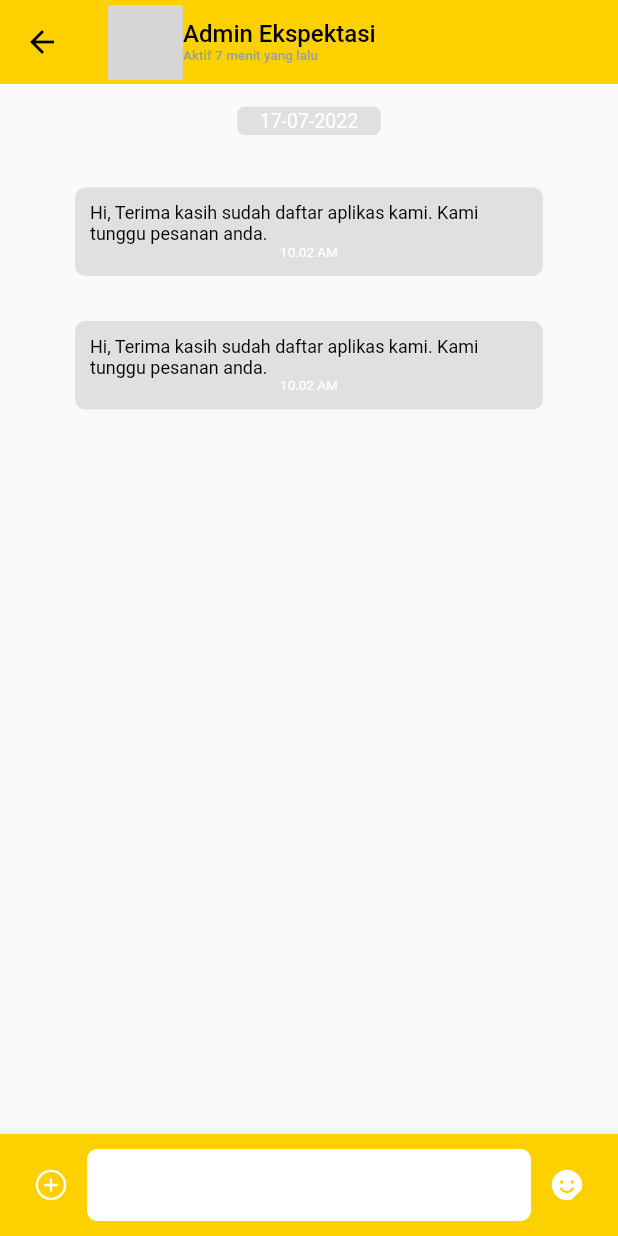
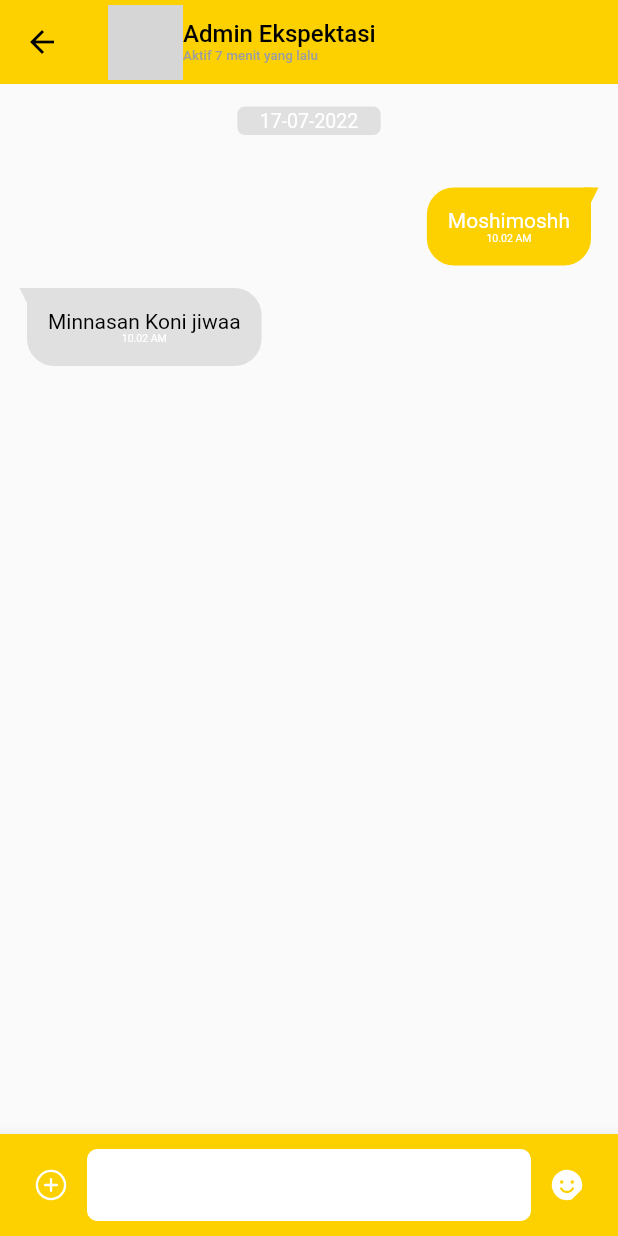
Before and after one commit to wanrabbae/Expektasi, a Flutter app: the ChattingView screen opened directly, on a phone screen of 412 x 824 dp. Run offline on Flutter 3.47's test engine with Material 2 defaults, Android fonts, the phone set to English and light mode, and no system bars; our stand-ins replace custom_radio_grouped_button, date_time_picker, dotted_border, flutter_masked_text2, image_picker, intro_slider and 4 more; missing offline and left inert: dart:ffi, rate_in_stars; network calls fail; grey boxes are pictures that could not be loaded.

Commit message:
Enhancements chat

```diff
--- /dev/null
+++ b/lib/core/utils/custom_shape.dart
@@ -0,0 +1,23 @@
+import 'package:flutter/material.dart';
+
+class CustomShape extends CustomPainter {
+  final Color bgColor;
+
+  CustomShape(this.bgColor);
+
+  @override
+  void paint(Canvas canvas, Size size) {
+    var paint = Paint()..color = bgColor;
+
+    var path = Path();
+    path.lineTo(-5, 0);
+    path.lineTo(0, 10);
+    path.lineTo(5, 0);
+    canvas.drawPath(path, paint);
+  }
+
+  @override
+  bool shouldRepaint(CustomPainter oldDelegate) {
+    return false;
+  }
+}
--- a/lib/core/utils/recieved_message.dart
+++ b/lib/core/utils/recieved_message.dart
@@ -1,38 +1,66 @@
+import 'dart:math' as math; // import this
+
+import 'package:expektasi/core/utils/custom_shape.dart';
 import 'package:flutter/material.dart';
-import 'package:flutter/src/foundation/key.dart';
-import 'package:flutter/src/widgets/framework.dart';
 
-class RecievedMsg extends StatefulWidget {
-  const RecievedMsg({Key? key}) : super(key: key);
+class RecievedMsg extends StatelessWidget {
+  final String message;
+  const RecievedMsg({
+    Key? key,
+    required this.message,
+  }) : super(key: key);
 
   @override
-  State<RecievedMsg> createState() => _RecievedMsgState();
-}
-
-class _RecievedMsgState extends State<RecievedMsg> {
-  @override
   Widget build(BuildContext context) {
-    return Scaffold(
-      body: Container(
-        // width: 50,
-        margin: EdgeInsets.symmetric(vertical: 15, horizontal: 20),
-        padding: EdgeInsets.all(10),
+    final messageTextGroup = Flexible(
+        child: Row(
+      mainAxisAlignment: MainAxisAlignment.start,
+      crossAxisAlignment: CrossAxisAlignment.start,
+      children: [
+        Transform(
+          alignment: Alignment.center,
+          transform: Matrix4.rotationY(math.pi),
+          child: CustomPaint(
+            painter: CustomShape(Colors.grey.shade300),
+          ),
+        ),
+        Flexible(
+          child: Container(
+            padding: EdgeInsets.all(14),
             decoration: BoxDecoration(
-            color: Colors.grey.shade300,
-            borderRadius: BorderRadius.circular(7)),
+              color: Colors.grey[300],
+              borderRadius: BorderRadius.only(
+                topRight: Radius.circular(18),
+                bottomLeft: Radius.circular(18),
+                bottomRight: Radius.circular(18),
+              ),
+            ),
             child: Column(
-            // mainAxisAlignment: MainAxisAlignment.spaceBetween,
               children: [
                 Text(
-                "Hi, Terima kasih sudah daftar aplikas kami. Kami tunggu pesanan anda.",
-                style: TextStyle(color: Colors.black, fontSize: 13),
+                  message,
+                  style: TextStyle(color: Colors.black, fontSize: 14),
                 ),
                 Text(
                   "10.02 AM",
-                style: TextStyle(color: Colors.white, fontSize: 9),
+                  style: TextStyle(color: Colors.white, fontSize: 7),
                   textAlign: TextAlign.right,
                 ),
-            ]),
+              ],
+            ),
+          ),
+        ),
+      ],
+    ));
+
+    return Padding(
+      padding: EdgeInsets.only(right: 50.0, left: 18, top: 10, bottom: 5),
+      child: Row(
+        mainAxisAlignment: MainAxisAlignment.end,
+        children: <Widget>[
+          SizedBox(height: 30),
+          messageTextGroup,
+        ],
       ),
     );
   }
--- a/lib/core/utils/send_message.dart
+++ b/lib/core/utils/send_message.dart
@@ -0,0 +1,60 @@
+import 'package:expektasi/core/utils/component.dart';
+import 'package:expektasi/core/utils/custom_shape.dart';
+import 'package:flutter/material.dart';
+
+class SentMessage extends StatelessWidget {
+  final String message;
+  const SentMessage({
+    Key? key,
+    required this.message,
+  }) : super(key: key);
+
+  @override
+  Widget build(BuildContext context) {
+    final messageTextGroup = Flexible(
+        child: Row(
+      mainAxisAlignment: MainAxisAlignment.end,
+      crossAxisAlignment: CrossAxisAlignment.start,
+      children: [
+        Flexible(
+          child: Container(
+            padding: EdgeInsets.all(14),
+            decoration: BoxDecoration(
+              color: secondaryColor,
+              borderRadius: BorderRadius.only(
+                topLeft: Radius.circular(18),
+                bottomLeft: Radius.circular(18),
+                bottomRight: Radius.circular(18),
+              ),
+            ),
+            child: Column(
+              children: [
+                Text(
+                  message,
+                  style: TextStyle(color: Colors.white, fontSize: 14),
+                ),
+                Text(
+                  "10.02 AM",
+                  style: TextStyle(color: Colors.white, fontSize: 7),
+                  textAlign: TextAlign.right,
+                ),
+              ],
+            ),
+          ),
+        ),
+        CustomPaint(painter: CustomShape(secondaryColor)),
+      ],
+    ));
+
+    return Padding(
+      padding: EdgeInsets.only(right: 18.0, left: 50, top: 15, bottom: 5),
+      child: Row(
+        mainAxisAlignment: MainAxisAlignment.end,
+        children: <Widget>[
+          SizedBox(height: 30),
+          messageTextGroup,
+        ],
+      ),
+    );
+  }
+}
--- a/lib/views/home/chat/chatting.dart
+++ b/lib/views/home/chat/chatting.dart
@@ -1,5 +1,6 @@
 import 'package:expektasi/core/utils/component.dart';
 import 'package:expektasi/core/utils/recieved_message.dart';
+import 'package:expektasi/core/utils/send_message.dart';
 import 'package:flutter/material.dart';
 import 'package:flutter/src/foundation/key.dart';
 import 'package:flutter/src/widgets/framework.dart';
@@ -65,7 +66,7 @@ class _ChattingViewState extends State<ChattingView> {
           )),
       body: SingleChildScrollView(
           child: Container(
-        child: Column(crossAxisAlignment: CrossAxisAlignment.start, children: [
+        child: Column(children: [
           Container(
             alignment: Alignment.center,
             child: Container(
@@ -83,119 +84,9 @@ class _ChattingViewState extends State<ChattingView> {
           ),
           Padding(padding: EdgeInsets.symmetric(vertical: 10)),
           // RecievedMsg()
-          Container(
-            margin: EdgeInsets.symmetric(vertical: 15, horizontal: 50),
-            child: Container(
-                padding: EdgeInsets.all(10),
-                decoration: BoxDecoration(
-                    color: Colors.grey.shade300,
-                    borderRadius: BorderRadius.circular(7)),
-                child: Column(
-                  children: [
-                    Text(
-                      '''Hi, Terima kasih sudah daftar aplikas kami. Kami tunggu pesanan anda.''',
-                      style: TextStyle(color: Colors.black, fontSize: 12),
-                      textAlign: TextAlign.left,
-                    ),
-                    Text(
-                      "10.02 AM",
-                      style: TextStyle(color: Colors.white, fontSize: 9),
-                      textAlign: TextAlign.right,
-                    ),
-                  ],
-                )),
-          ),
-          Container(
-              margin: EdgeInsets.symmetric(vertical: 15, horizontal: 50),
-              padding: EdgeInsets.all(10),
-              decoration: BoxDecoration(
-                  color: Colors.grey.shade300,
-                  borderRadius: BorderRadius.circular(7)),
-              child: Column(
-                children: [
-                  Text(
-                    '''Hi, Terima kasih sudah daftar aplikas kami. Kami tunggu pesanan anda.''',
-                    style: TextStyle(color: Colors.black, fontSize: 12),
-                    textAlign: TextAlign.left,
-                  ),
-                  Text(
-                    "10.02 AM",
-                    style: TextStyle(color: Colors.white, fontSize: 9),
-                    textAlign: TextAlign.right,
-                  ),
-                ],
-              ))
 
-          // Column(
-          //   crossAxisAlignment: CrossAxisAlignment.start,
-          //   mainAxisAlignment: MainAxisAlignment.start,
-          //   children: [
-          //     Container(
-          //       alignment: Alignment.centerLeft,
-          //       child: Padding(
-          //         padding: EdgeInsets.symmetric(horizontal: 50),
-          //         child: Container(
-          //           // width: 50,
-          //           alignment: Alignment.centerLeft,
-          //           margin: EdgeInsets.symmetric(vertical: 15, horizontal: 20),
-          //           padding: EdgeInsets.all(10),
-          //           decoration: BoxDecoration(
-          //               color: Colors.grey.shade300,
-          //               borderRadius: BorderRadius.circular(7)),
-          //           child: Column(
-          //               // mainAxisAlignment: MainAxisAlignment.spaceBetween,
-          //               children: [
-          //                 Text(
-          //                   "Hi, Terima kasih sudah daftar aplikas kami. Kami tunggu pesanan anda.",
-          //                   style: TextStyle(color: Colors.black, fontSize: 13),
-          //                 ),
-          //                 Text(
-          //                   "10.02 AM",
-          //                   style: TextStyle(color: Colors.white, fontSize: 9),
-          //                   textAlign: TextAlign.right,
-          //                 ),
-          //               ]),
-          //         ),
-          //       ),
-          //     ),
-          //   ],
-          // )
-
-          // ListView.builder(
-          //   shrinkWrap: true,
-          //   physics: NeverScrollableScrollPhysics(),
-          //   itemCount: 1,
-          //   itemBuilder: (context, index) {
-          //     return Container(
-          //       width: double.infinity,
-          //       alignment: Alignment.topLeft,
-          //       child: Padding(
-          //         padding: EdgeInsets.symmetric(horizontal: 50),
-          //         child: Container(
-          //           // width: 50,
-          //           margin: EdgeInsets.symmetric(vertical: 15, horizontal: 20),
-          //           padding: EdgeInsets.all(10),
-          //           decoration: BoxDecoration(
-          //               color: Colors.grey.shade300,
-          //               borderRadius: BorderRadius.circular(7)),
-          //           child: Column(
-          //               // mainAxisAlignment: MainAxisAlignment.spaceBetween,
-          //               children: [
-          //                 Text(
-          //                   "Hi, Terima kasih sudah daftar aplikas kami. Kami tunggu pesanan anda.",
-          //                   style: TextStyle(color: Colors.black, fontSize: 13),
-          //                 ),
-          //                 Text(
-          //                   "10.02 AM",
-          //                   style: TextStyle(color: Colors.white, fontSize: 9),
-          //                   textAlign: TextAlign.right,
-          //                 ),
-          //               ]),
-          //         ),
-          //       ),
-          //     );
-          //   },
-          // ),
+          SentMessage(message: "Moshimoshh"),
+          RecievedMsg(message: "Minnasan Koni jiwaa")
         ]),
       )),
       bottomNavigationBar: BottomAppBar(
--- a/lib/views/home/profile/profile.dart
+++ b/lib/views/home/profile/profile.dart
@@ -22,7 +22,7 @@ class ProfileView extends StatefulWidget {
 }
 
 class _ProfileViewState extends State<ProfileView> {
-  bool user = false;
+  bool user = true;
 
   @override
   Widget build(BuildContext context) {
```
Also changed, not shown: 1 other file. Lines whose indentation alone changed are shown as unchanged.
